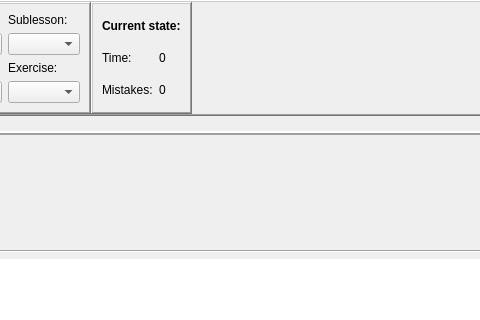
Open-Typer/Open-Typer, file ui/opentyper.ui: the form before one commit; both pictures show x 343 to 823 and y 0 to 320 of the 1538 by 625 pixel window.
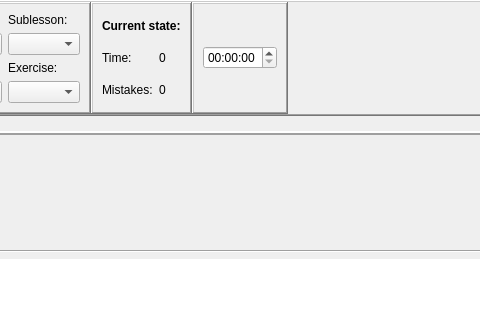
The form after the commit. Icons and pictures are not drawn. Custom widgets are drawn as their Qt base class.

Commit message: ui: opentyper: Create a frame for timed exercise controls

```diff
--- a/ui/opentyper.ui
+++ b/ui/opentyper.ui
@@ -613,6 +613,48 @@
             </layout>
            </widget>
           </item>
+          <item>
+           <widget class="QFrame" name="timedExControlFrame">
+            <property name="frameShape">
+             <enum>QFrame::NoFrame</enum>
+            </property>
+            <property name="frameShadow">
+             <enum>QFrame::Plain</enum>
+            </property>
+            <layout class="QHBoxLayout" name="horizontalLayout_10">
+             <property name="spacing">
+              <number>0</number>
+             </property>
+             <property name="leftMargin">
+              <number>0</number>
+             </property>
+             <property name="topMargin">
+              <number>0</number>
+             </property>
+             <property name="rightMargin">
+              <number>0</number>
+             </property>
+             <property name="bottomMargin">
+              <number>0</number>
+             </property>
+             <item>
+              <widget class="QFrame" name="timedExMainControlsFrame">
+               <property name="frameShape">
+                <enum>QFrame::WinPanel</enum>
+               </property>
+               <property name="frameShadow">
+                <enum>QFrame::Raised</enum>
+               </property>
+               <layout class="QGridLayout" name="gridLayout_6">
+                <item row="0" column="0">
+                 <widget class="QTimeEdit" name="timedExTime"/>
+                </item>
+               </layout>
+              </widget>
+             </item>
+            </layout>
+           </widget>
+          </item>
          </layout>
         </widget>
        </item>
```
